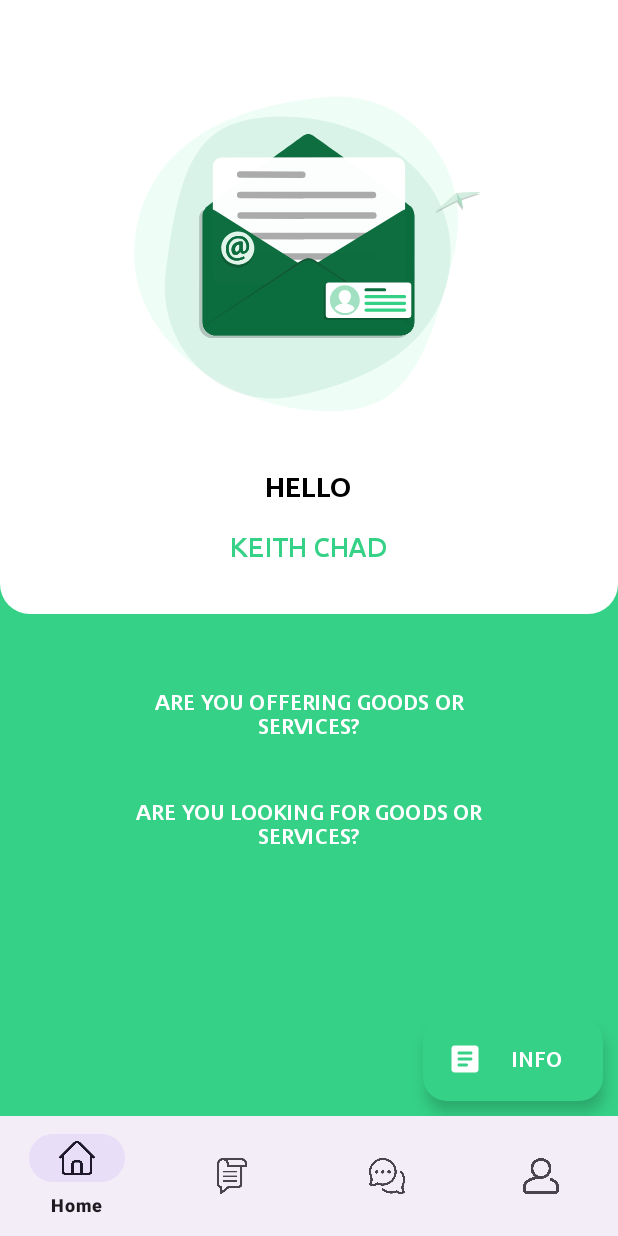
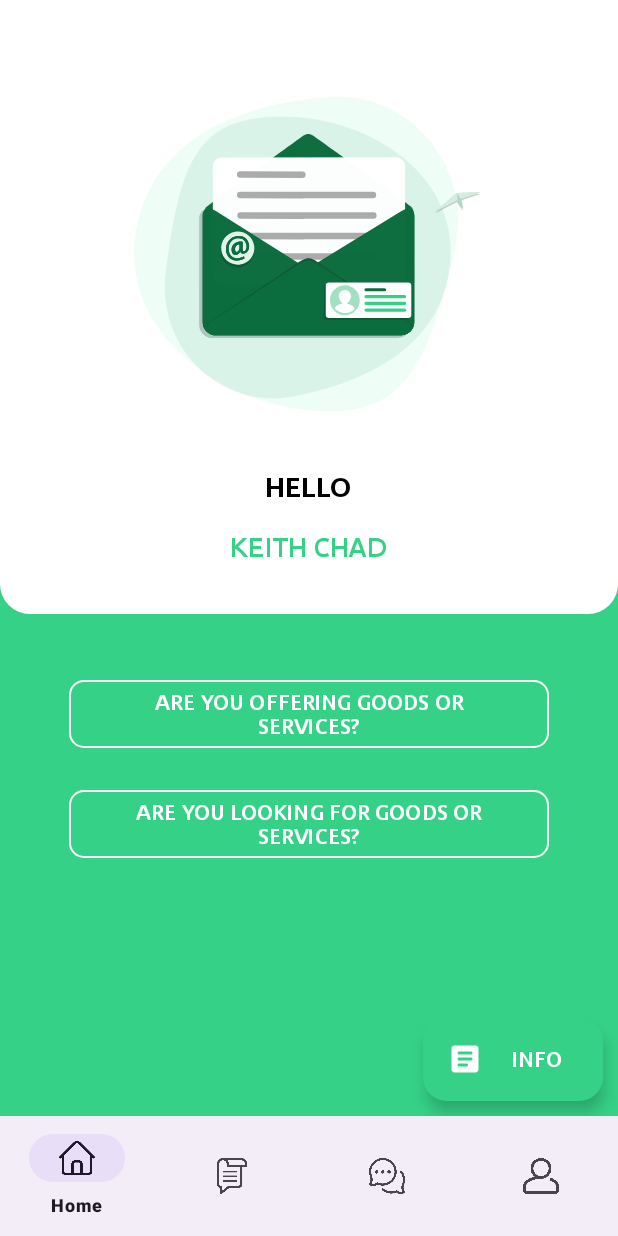
Before and after one commit to keithchad/Farminika, an Android app: the HomeFragment screen opened directly, with no data from a screen before it, on a phone screen of 412 x 824 dp. Run offline under Robolectric (Android 15) with nearby library versions, the light colour scheme and no system bars; our stand-ins replace Firebase (no records; nobody signed in at launch, a user with empty details on screens opened directly), navigation-ui.

Commit message:
implementing bottom sheet dialog fragment

```diff
--- /dev/null
+++ b/app/src/main/java/com/farminikagroup/farminika/data/SectorViewModel.kt
@@ -0,0 +1,8 @@
+package com.farminikagroup.farminika.data
+
+import androidx.lifecycle.MutableLiveData
+import androidx.lifecycle.ViewModel
+
+class SectorViewModel : ViewModel() {
+    var sector = MutableLiveData<String>()
+}
--- a/app/src/main/java/com/farminikagroup/farminika/ui/fragment/HomeFragment.kt
+++ b/app/src/main/java/com/farminikagroup/farminika/ui/fragment/HomeFragment.kt
@@ -6,25 +6,42 @@ import androidx.fragment.app.Fragment
 import android.view.LayoutInflater
 import android.view.View
 import android.view.ViewGroup
+import android.widget.TextView
+import android.widget.Toast
+import androidx.lifecycle.ViewModelProvider
+import androidx.navigation.fragment.findNavController
 import com.farminikagroup.farminika.R
+import com.farminikagroup.farminika.data.SectorViewModel
 import com.farminikagroup.farminika.data.auth.SignUpScreen
 import com.farminikagroup.farminika.data.utils.Extensions.toast
+import com.farminikagroup.farminika.ui.SectorBottomSheet
 import com.google.android.material.bottomsheet.BottomSheetDialog
 import com.google.firebase.auth.FirebaseAuth
 import com.google.firebase.auth.ktx.auth
 import com.google.firebase.ktx.Firebase
 import kotlinx.android.synthetic.main.activity_welcome_screen.*
 import kotlinx.android.synthetic.main.bottom_sheet_layout.*
+import kotlinx.android.synthetic.main.fragment_home.*
 
 class HomeFragment : Fragment() {
     private lateinit var firebaseAuth: FirebaseAuth
+    private lateinit var sectorViewModel: SectorViewModel
 
     override fun onCreateView(
         inflater: LayoutInflater, container: ViewGroup?,
         savedInstanceState: Bundle?
     ): View? {
-        // Inflate the layout for this fragment
-        return inflater.inflate(R.layout.fragment_home, container, false)
+        val view = inflater.inflate(R.layout.fragment_home, container, false)
+       sectorViewModel = ViewModelProvider(requireActivity())[SectorViewModel::class.java]
+
+        val lookingButton = view.findViewById<TextView>(R.id.lookingButton)
+        lookingButton.setOnClickListener {
+            findNavController().navigate(R.id.action_homeFragment_to_sectorBottomSheet)
+        }
+        sectorViewModel.sector.observe(requireActivity()){
+            Toast.makeText(requireActivity(), it, Toast.LENGTH_SHORT).show()
+        }
+        return view
     }
 
 
--- a/app/src/main/res/layout/fragment_home.xml
+++ b/app/src/main/res/layout/fragment_home.xml
@@ -63,13 +63,17 @@
         app:layout_constraintStart_toStartOf="parent" />
 
     <com.google.android.material.button.MaterialButton
-        android:id="@+id/lookingBUtton"
+        android:id="@+id/lookingButton"
         android:layout_width="wrap_content"
         android:layout_height="wrap_content"
         android:text="@string/are_you_looking_for_goods_or_services"
         android:fontFamily="@font/ubuntu_medium"
         app:backgroundTint="@color/green_700"
         android:layout_marginTop="20dp"
+        app:cornerRadius="10dp"
+        android:textColor="@color/white"
+        app:strokeColor="@color/white"
+        style="@style/Widget.Material3.Button.OutlinedButton"
         app:layout_constraintEnd_toEndOf="parent"
         app:layout_constraintStart_toStartOf="parent"
         app:layout_constraintTop_toBottomOf="@+id/offeringButton" />
@@ -81,6 +85,10 @@
         android:text="@string/are_you_offering_goods_or_services"
         android:fontFamily="@font/ubuntu_medium"
         android:layout_marginTop="40dp"
+        app:cornerRadius="10dp"
+        android:textColor="@color/white"
+        app:strokeColor="@color/white"
+        style="@style/Widget.Material3.Button.OutlinedButton"
         app:backgroundTint="@color/green_700"
         app:layout_constraintEnd_toEndOf="parent"
         app:layout_constraintStart_toStartOf="parent"
--- a/app/src/main/res/navigation/nav_graph.xml
+++ b/app/src/main/res/navigation/nav_graph.xml
@@ -9,7 +9,11 @@
         android:id="@+id/homeFragment"
         android:name="com.farminikagroup.farminika.ui.fragment.HomeFragment"
         android:label="fragment_home"
-        tools:layout="@layout/fragment_home" />
+        tools:layout="@layout/fragment_home" >
+        <action
+            android:id="@+id/action_homeFragment_to_sectorBottomSheet"
+            app:destination="@id/sectorBottomSheet" />
+    </fragment>
     <fragment
         android:id="@+id/blogFragment"
         android:name="com.farminikagroup.farminika.ui.fragment.BlogFragment"
@@ -25,4 +29,8 @@
         android:name="com.farminikagroup.farminika.ui.fragment.ProfileFragment"
         android:label="fragment_profile"
         tools:layout="@layout/fragment_profile" />
+    <dialog
+        android:id="@+id/sectorBottomSheet"
+        android:name="com.farminikagroup.farminika.ui.SectorBottomSheet"
+        android:label="SectorBottomSheet" />
 </navigation>
--- a/app/src/main/res/values/strings.xml
+++ b/app/src/main/res/values/strings.xml
@@ -7,7 +7,6 @@
     <string name="back">back</string>
     <string name="sign_up_text">Sign Up</string>
     <string name="education">Education</string>
-    <string name="area_of_expertise">Area of Expertise</string>
     <string name="password">Password</string>
     <string name="email">Email</string>
     <string name="name">Name</string>
```
Also changed, not shown: app/src/main/java/com/farminikagroup/farminika/ui/SectorBottomSheet.kt (added, +64 -0 lines), app/src/main/res/layout/sector_layout.xml (added, +121 -0 lines).
